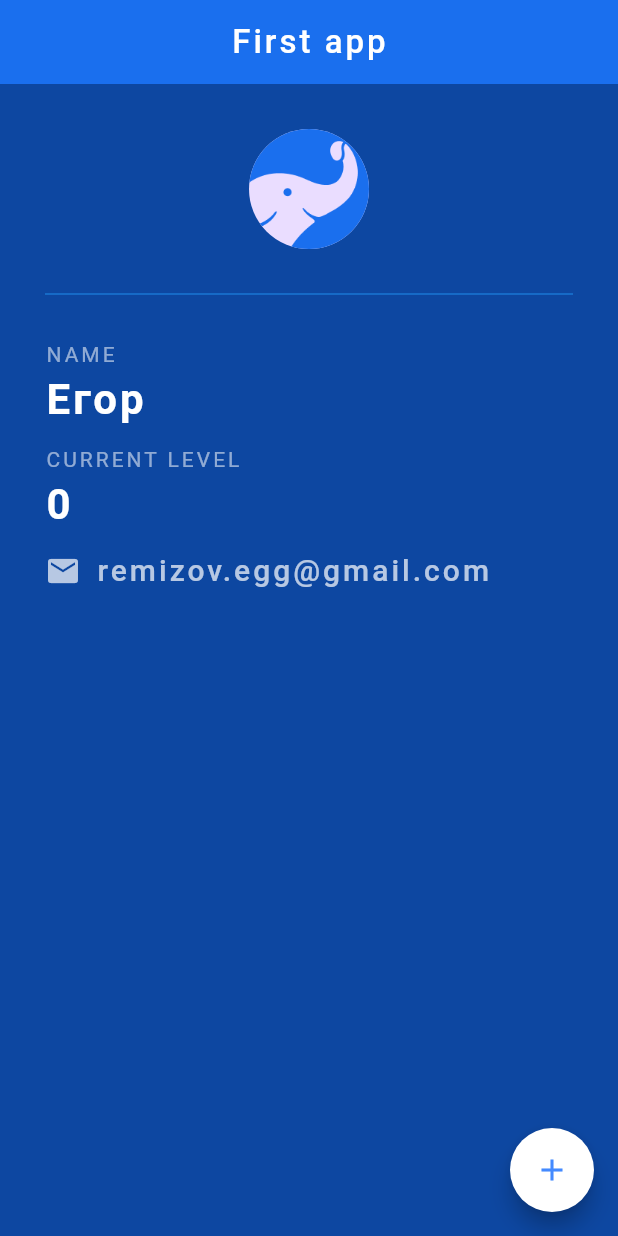
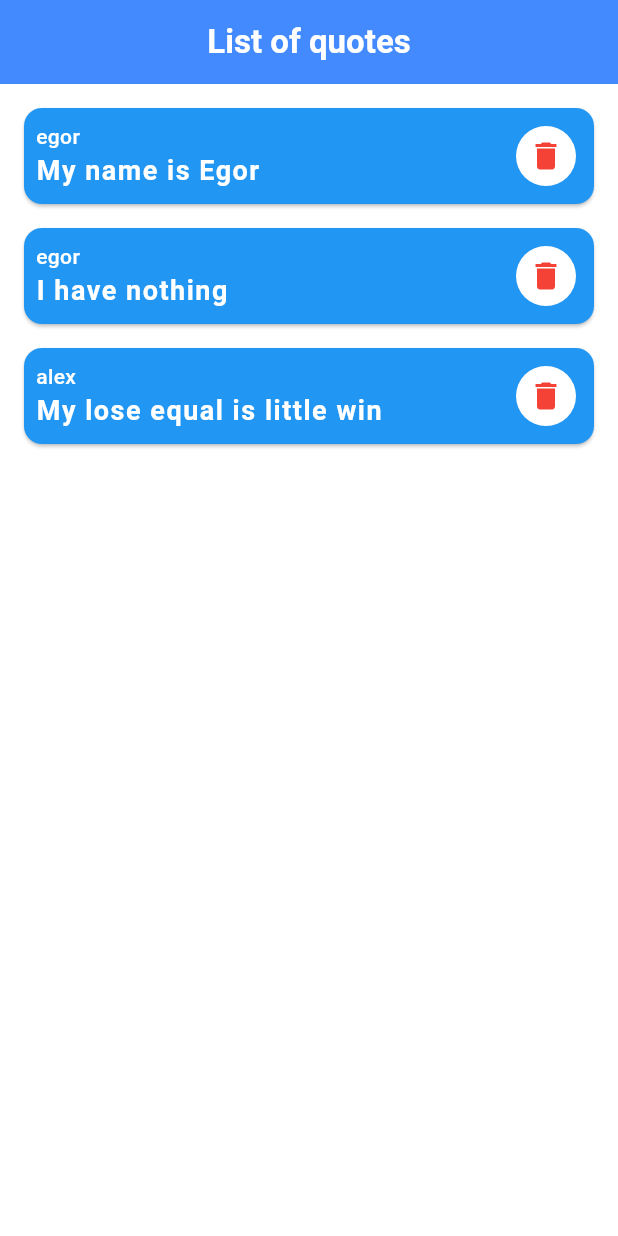
Before and after one commit to Benusek/shop-mobile, a Flutter app: the screen it shows after launch, on a phone screen of 412 x 824 dp. Run offline on Flutter 3.47's test engine with Material 3 defaults, Android fonts, the phone set to English and light mode, and no system bars.

Commit message:
Quotes
Classes of quotes, Stateful widget, Extracting widgets with shortcuts, function for Stateless card widget.

```diff
--- a/lib/main.dart
+++ b/lib/main.dart
@@ -1,7 +1,6 @@
-import 'dart:ui';
-
-import 'package:flutter/cupertino.dart';
 import 'package:flutter/material.dart';
+import 'quote.dart';
+import 'quote_card.dart';
 
 void main() {
   runApp(MaterialApp(home: Home()));
@@ -15,95 +14,37 @@ class Home extends StatefulWidget {
 }
 
 class _HomeState extends State<Home> {
-  int level = 0;
+
+  List<Quote> quotes = [
+    Quote(author: 'egor', text: 'My name is Egor'),
+    Quote(author: 'egor', text: 'I have nothing'),
+    Quote(author: 'alex', text: 'My lose equal is little win')
+  ];
 
   @override
   Widget build(BuildContext context) {
     return Scaffold(
-      backgroundColor: Colors.blue[900],
+      backgroundColor: Colors.white,
       appBar: AppBar(
-        title: Text(
-          'First app',
-          style: TextStyle(
-            color: Colors.white,
-            fontWeight: FontWeight.w500,
-            letterSpacing: 2,
-          ),
-        ),
+        title: Text('List of quotes',
+        style: TextStyle(
+          color: Colors.white,
+          fontWeight: FontWeight.bold
+        )),
         centerTitle: true,
-        // create variable for 0xFF1A6FEE
-        backgroundColor: Color(0xFF1A6FEE),
+        backgroundColor: Colors.blueAccent,
       ),
-      body: Padding(
-        padding: const EdgeInsets.all(30.0),
-        child: Column(
-          crossAxisAlignment: CrossAxisAlignment.start,
-          children: [
-            Center(
-              child: CircleAvatar(
-                backgroundImage: AssetImage('assets/logo.png'),
-                radius: 40,
-              ),
-            ),
-            Divider(height: 60, color: Colors.blue[700]),
-            Text(
-              'NAME',
-              style: TextStyle(letterSpacing: 2, color: Colors.white54),
-            ),
-            Text(
-              'Егор',
-              style: TextStyle(
-                fontWeight: FontWeight.bold,
-                color: Colors.white,
-                fontSize: 28,
-                letterSpacing: 2,
-              ),
-            ),
-            SizedBox(height: 10),
-            Text(
-              'CURRENT LEVEL',
-              style: TextStyle(letterSpacing: 2, color: Colors.white54),
-            ),
-            Text(
-              '$level',
-              style: TextStyle(
-                fontWeight: FontWeight.bold,
-                color: Colors.white,
-                fontSize: 28,
-                letterSpacing: 2,
-              ),
-            ),
-            SizedBox(height: 10),
-            Row(
-              children: [
-                Icon(Icons.email, color: Colors.white70),
-                SizedBox(width: 10),
-                Text(
-                  'remizov.egg@gmail.com',
-                  style: TextStyle(
-                    color: Colors.white70,
-                    fontWeight: FontWeight.w500,
-                    letterSpacing: 2,
-                    fontSize: 20,
-                  ),
-                ),
-              ],
-            ),
-          ],
-        ),
-      ),
-      floatingActionButton: FloatingActionButton(
-        onPressed: () {
-          setState(() {
-            level += 1;
-          });
-        },
-        backgroundColor: Colors.white,
-        shape: RoundedRectangleBorder(
-          borderRadius: BorderRadius.circular(30)
-        ),
-        child: Icon(Icons.add, color: Colors.blueAccent),
-      ),
+      body: Column(
+        crossAxisAlignment: CrossAxisAlignment.stretch,
+        children: quotes.map((quote) => QuoteCard(
+          quote: quote,
+          delete: () {
+            setState(() {
+              quotes.remove(quote);
+            });
+          }
+        )).toList(),
+      )
     );
   }
 }
--- /dev/null
+++ b/lib/quote.dart
@@ -0,0 +1,6 @@
+class Quote {
+  late String text;
+  late String author;
+
+  Quote({required this.text, required this.author});
+}
--- /dev/null
+++ b/lib/quote_card.dart
@@ -0,0 +1,56 @@
+import 'quote.dart';
+import 'package:flutter/material.dart';
+
+class QuoteCard extends StatelessWidget {
+  final Quote quote;
+  final Function()? delete;
+  const QuoteCard({
+    super.key, required this.quote, required this.delete
+  });
+
+  @override
+  Widget build(BuildContext context) {
+    return Card(
+        color: Colors.blue,
+        margin: EdgeInsets.fromLTRB(16, 16, 16, 0),
+        child: Padding(
+          padding: const EdgeInsets.all(8.0),
+          child: Row(
+            mainAxisAlignment: MainAxisAlignment.spaceBetween,
+            children: [
+              Column(
+                crossAxisAlignment: CrossAxisAlignment.start,
+                children: [
+                  Text(
+                    quote.author,
+                    style: TextStyle(
+                      fontSize: 14,
+                      color: Colors.white,
+                      fontWeight: FontWeight.w500,
+                    ),
+                  ),
+                  Text(
+                      quote.text,
+                      style: TextStyle(
+                          fontSize: 18,
+                          color: Colors.white,
+                          fontWeight: FontWeight.bold,
+                          letterSpacing: 1
+                      )
+                  ),
+                ],
+              ),
+              IconButton(
+                onPressed: delete,
+                style: TextButton.styleFrom(
+                  iconColor: Colors.red,
+                  backgroundColor: Colors.white,
+                ),
+                icon: Icon(Icons.delete),
+              )
+            ],
+          ),
+        )
+    );
+  }
+}
```
